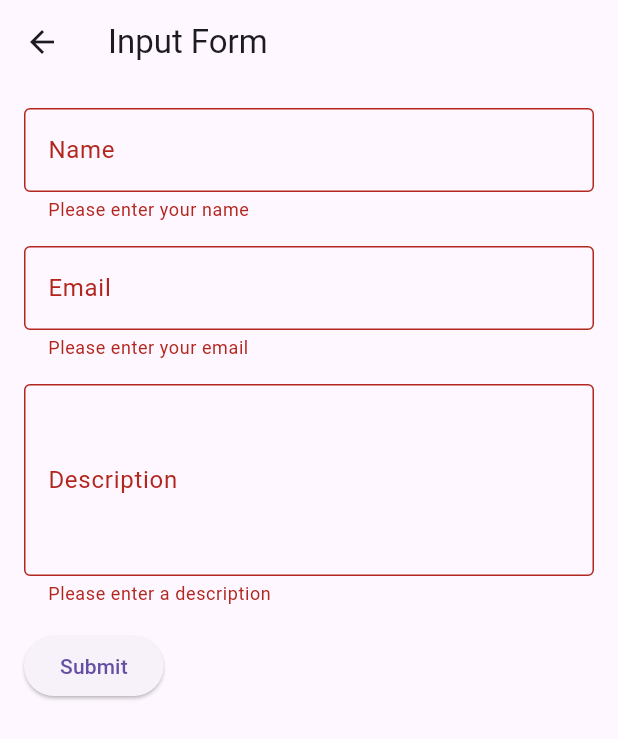
After one commit to raheelshahzad/crm_frontend, a Flutter app: the TenantSignUp screen opened directly, after a tap on "Submit", on a phone screen of 412 x 824 dp. The commit adds this screen. Shown: the top 739 px of the screen. Run offline on Flutter 3.47's test engine with Material 3 defaults, Android fonts, the phone set to English and light mode, and no system bars.

Commit message:
Form created.

```diff
--- /dev/null
+++ b/flutter_frontend/lib/TenantSignUp.dart
@@ -0,0 +1,117 @@
+import 'package:flutter/material.dart';
+import 'package:http/http.dart' as http;
+import 'dart:convert';
+
+class TenantSignUp extends StatelessWidget {
+  final _formKey = GlobalKey<FormState>();
+  final TextEditingController _nameController = TextEditingController();
+  final TextEditingController _emailController = TextEditingController();
+  final TextEditingController _descriptionController = TextEditingController();
+
+  Future<String> _submitForm() async {
+    final String apiUrl = 'https://your-backend-api.com/submit'; // Replace with your API URL
+
+    try {
+      final response = await http.post(
+        Uri.parse(apiUrl),
+        headers: {'Content-Type': 'application/json'},
+        body: jsonEncode({
+          'name': _nameController.text,
+          'email': _emailController.text,
+          'description': _descriptionController.text,
+        }),
+      );
+
+      if (response.statusCode == 200) {
+        // Successfully submitted
+        return response.body;
+      } else {
+        // Handle error
+        return 'Failed to submit: ${response.statusCode}';
+      }
+    } catch (e) {
+      return 'Error: $e';
+    }
+  }
+
+  @override
+  Widget build(BuildContext context) {
+    return Scaffold(
+      appBar: AppBar(
+        title: Text('Input Form'),
+      ),
+      body: Padding(
+        padding: const EdgeInsets.all(16.0),
+        child: Form(
+          key: _formKey,
+          child: Column(
+            crossAxisAlignment: CrossAxisAlignment.start,
+            children: [
+              TextFormField(
+                controller: _nameController,
+                decoration: InputDecoration(
+                  labelText: 'Name',
+                  border: OutlineInputBorder(),
+                ),
+                validator: (value) {
+                  if (value == null || value.isEmpty) {
+                    return 'Please enter your name';
+                  }
+                  return null;
+                },
+              ),
+              SizedBox(height: 16),
+              TextFormField(
+                controller: _emailController,
+                decoration: InputDecoration(
+                  labelText: 'Email',
+                  border: OutlineInputBorder(),
+                ),
+                keyboardType: TextInputType.emailAddress,
+                validator: (value) {
+                  if (value == null || value.isEmpty) {
+                    return 'Please enter your email';
+                  } else if (!RegExp(r'^[a-zA-Z0-9._%+-]+@[a-zA-Z0-9.-]+\.[a-zA-Z]{2,}\$').hasMatch(value)) {
+                    return 'Please enter a valid email address';
+                  }
+                  return null;
+                },
+              ),
+              SizedBox(height: 16),
+              TextFormField(
+                controller: _descriptionController,
+                decoration: InputDecoration(
+                  labelText: 'Description',
+                  border: OutlineInputBorder(),
+                ),
+                maxLines: 4,
+                validator: (value) {
+                  if (value == null || value.isEmpty) {
+                    return 'Please enter a description';
+                  }
+                  return null;
+                },
+              ),
+              SizedBox(height: 16),
+              ElevatedButton(
+                onPressed: () async {
+                  if (_formKey.currentState!.validate()) {
+                    String result = await _submitForm();
+                    ScaffoldMessenger.of(context).showSnackBar(
+                      SnackBar(content: Text(result)),
+                    );
+                  }
+                },
+                child: Text('Submit'),
+              ),
+            ],
+          ),
+        ),
+      ),
+    );
+  }
+}
+
+void main() => runApp(MaterialApp(
+  home: TenantSignUp(),
+));
--- a/flutter_frontend/lib/menu_drawer.dart
+++ b/flutter_frontend/lib/menu_drawer.dart
@@ -1,6 +1,8 @@
 import 'package:flutter_frontend/about_page.dart';
 import 'package:flutter_frontend/second_page.dart';
 import 'package:flutter/material.dart';
+
+import 'TenantSignUp.dart';
 
 class MenuDrawer extends StatelessWidget {
   @override
@@ -50,6 +52,14 @@ class MenuDrawer extends StatelessWidget {
                   MaterialPageRoute(builder: (context) => AboutPage()));
             },
           ),
+          ListTile(
+            leading: Icon(Icons.app_registration_rounded),
+            title: Text('Register REIT Fund Management Company'),
+            onTap: () {
+              Navigator.pop(context);
+              Navigator.push(context, MaterialPageRoute(builder: (context) => TenantSignUp()));
+            },
+          )
         ],
       ),
     );
--- a/flutter_frontend/pubspec.yaml
+++ b/flutter_frontend/pubspec.yaml
@@ -30,6 +30,8 @@ environment:
 dependencies:
   flutter:
     sdk: flutter
+
+  http: 1.3.0
 
   # The following adds the Cupertino Icons font to your application.
   # Use with the CupertinoIcons class for iOS style icons.
```
Also changed, not shown: flutter_frontend/pubspec.lock.
